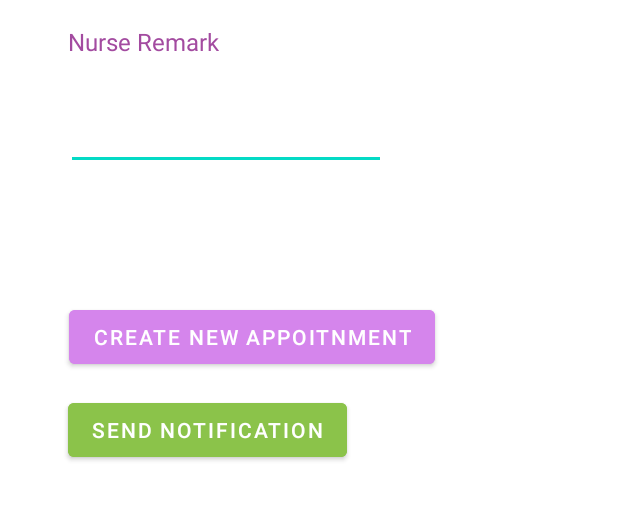
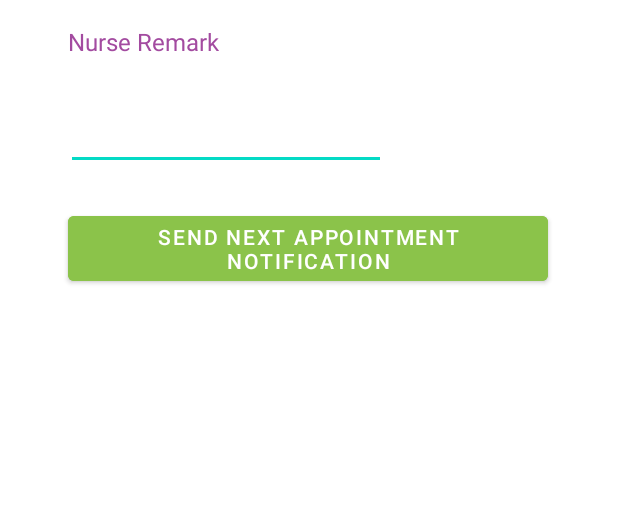
Before and after one commit to LeylaDiana/MommyJourneyApp, an Android app: the CreateNewAppoinment screen opened directly, with no data from a screen before it, on a phone screen of 412 x 824 dp, the part 322-843 px from its top. Run offline under Robolectric (Android 15) with nearby library versions, the phone set to English and light mode, and no system bars; our stand-ins replace Firebase (no records; nobody signed in at launch, a user with empty details on screens opened directly).

Commit message:
notification

```diff
--- a/app/src/main/res/layout/activity_create_new_appoinment.xml
+++ b/app/src/main/res/layout/activity_create_new_appoinment.xml
@@ -42,30 +42,17 @@
         tools:srcCompat="@tools:sample/avatars" />
 
     <Button
-        android:id="@+id/CreateNewAppointment"
-        android:layout_width="wrap_content"
-        android:layout_height="wrap_content"
-        android:backgroundTint="#D585EC"
-        android:text="Create New Appoitnment"
-        app:layout_constraintBottom_toBottomOf="parent"
-        app:layout_constraintEnd_toEndOf="parent"
-        app:layout_constraintHorizontal_bias="0.274"
-        app:layout_constraintStart_toStartOf="parent"
-        app:layout_constraintTop_toTopOf="parent"
-        app:layout_constraintVertical_bias="0.499" />
-
-    <Button
         android:id="@+id/btnNotify"
         android:layout_width="wrap_content"
         android:layout_height="wrap_content"
         android:backgroundTint="#8BC34A"
-        android:text="Send Notification"
+        android:text="Send Next Appointment Notification"
         app:layout_constraintBottom_toBottomOf="parent"
         app:layout_constraintEnd_toEndOf="parent"
-        app:layout_constraintHorizontal_bias="0.2"
+        app:layout_constraintHorizontal_bias="0.494"
         app:layout_constraintStart_toStartOf="parent"
         app:layout_constraintTop_toTopOf="parent"
-        app:layout_constraintVertical_bias="0.585" />
+        app:layout_constraintVertical_bias="0.416" />
 
     <TextView
         android:id="@+id/Nurse"
```
Also changed, not shown: app/src/main/java/com/example/mommyjourneyapp/CreateNewAppoinment.kt (+22 -47 lines), app/src/main/java/com/example/mommyjourneyapp/MyAdapter.kt (deleted, +0 -46 lines), app/src/main/java/com/example/mommyjourneyapp/NurseKeyInDetails.kt (+1 -43 lines), app/src/main/res/layout/activity_nurse_key_in_details.xml (+0 -11 lines).
